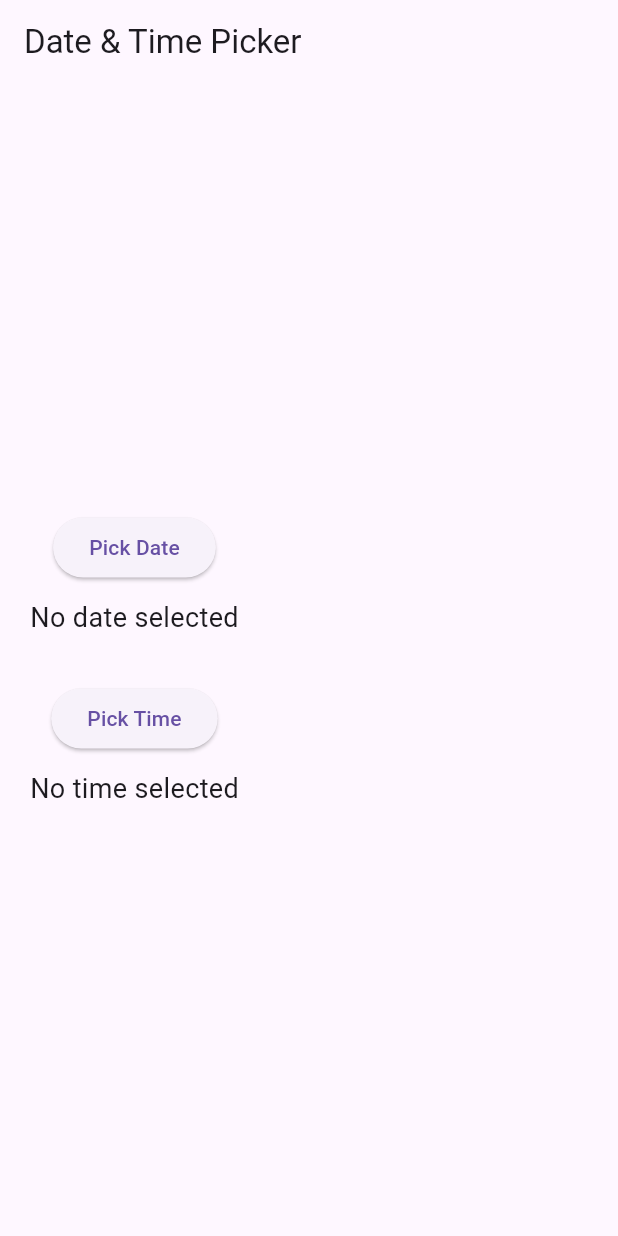
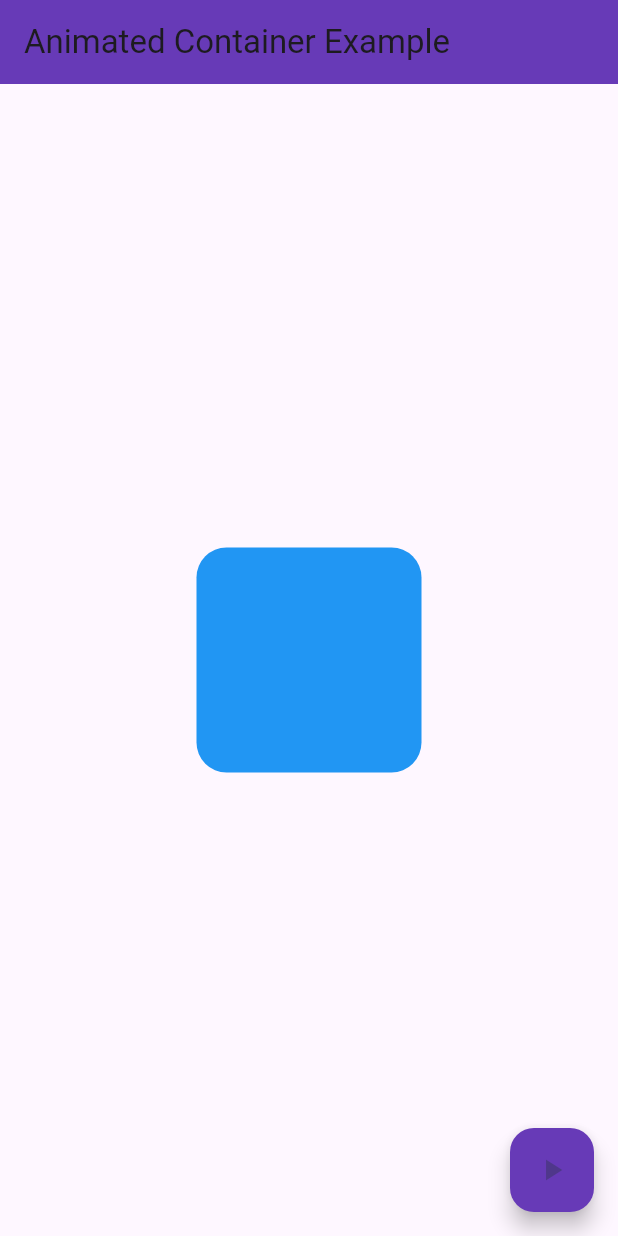
Before and after one commit to noobarafat/MAD_TrackerSheet, a Flutter app: the screen it shows after launch, on a phone screen of 412 x 824 dp. Run offline on Flutter 3.47's test engine with Material 3 defaults, Android fonts, the phone set to English and light mode, and no system bars.

Commit message:
P16: Container Changes its size

```diff
--- a/lib/main.dart
+++ b/lib/main.dart
@@ -1,91 +1,74 @@
 import 'package:flutter/material.dart';
-import 'package:intl/intl.dart';
+import 'dart:math';
 
-void main() => runApp(DateTimePickerApp());
+void main() {
+  runApp(const AnimatedShapeApp());
+}
 
-class DateTimePickerApp extends StatelessWidget {
+class AnimatedShapeApp extends StatelessWidget {
+  const AnimatedShapeApp({super.key});
+
   @override
   Widget build(BuildContext context) {
     return MaterialApp(
+      title: 'Animated Container Demo',
       debugShowCheckedModeBanner: false,
-      title: 'Date & Time Picker',
-      theme: ThemeData(
-        primarySwatch: Colors.blue,
-      ),
-      home: DateTimePickerScreen(),
+      home: const AnimatedShapeScreen(),
     );
   }
 }
 
-class DateTimePickerScreen extends StatefulWidget {
+class AnimatedShapeScreen extends StatefulWidget {
+  const AnimatedShapeScreen({super.key});
+
   @override
-  _DateTimePickerScreenState createState() => _DateTimePickerScreenState();
+  State<AnimatedShapeScreen> createState() => _AnimatedShapeScreenState();
 }
 
-class _DateTimePickerScreenState extends State<DateTimePickerScreen> {
-  DateTime? selectedDate;
-  TimeOfDay? selectedTime;
+class _AnimatedShapeScreenState extends State<AnimatedShapeScreen> {
+  double _width = 150;
+  double _height = 150;
+  Color _color = Colors.blue;
+  BorderRadiusGeometry _borderRadius = BorderRadius.circular(20);
 
-  String get formattedDate => selectedDate != null
-      ? DateFormat.yMMMMd().format(selectedDate!)
-      : 'No date selected';
-
-  String get formattedTime => selectedTime != null
-      ? selectedTime!.format(context)
-      : 'No time selected';
-
-  Future<void> _pickDate() async {
-    final DateTime? date = await showDatePicker(
-      context: context,
-      initialDate: DateTime.now(),
-      firstDate: DateTime(2000),
-      lastDate: DateTime(2101),
-    );
-    if (date != null) {
-      setState(() {
-        selectedDate = date;
-      });
-    }
-  }
-
-  Future<void> _pickTime() async {
-    final TimeOfDay? time = await showTimePicker(
-      context: context,
-      initialTime: TimeOfDay.now(),
-    );
-    if (time != null) {
-      setState(() {
-        selectedTime = time;
-      });
-    }
+  void _changeShape() {
+    setState(() {
+      final random = Random();
+      _width = random.nextInt(200).toDouble() + 100;
+      _height = random.nextInt(200).toDouble() + 100;
+      _color = Color.fromRGBO(
+        random.nextInt(256),
+        random.nextInt(256),
+        random.nextInt(256),
+        1,
+      );
+      _borderRadius = BorderRadius.circular(random.nextInt(100).toDouble());
+    });
   }
 
   @override
   Widget build(BuildContext context) {
     return Scaffold(
       appBar: AppBar(
-        title: Text('Date & Time Picker'),
+        title: const Text('Animated Container Example'),
+        backgroundColor: Colors.deepPurple,
       ),
-      body: Padding(
-        padding: const EdgeInsets.all(20.0),
-        child: Column(
-          mainAxisAlignment: MainAxisAlignment.center,
-          children: [
-            ElevatedButton(
-              onPressed: _pickDate,
-              child: Text('Pick Date'),
-            ),
-            SizedBox(height: 10),
-            Text(formattedDate, style: TextStyle(fontSize: 18)),
-            SizedBox(height: 30),
-            ElevatedButton(
-              onPressed: _pickTime,
-              child: Text('Pick Time'),
-            ),
-            SizedBox(height: 10),
-            Text(formattedTime, style: TextStyle(fontSize: 18)),
-          ],
+      body: Center(
+        child: AnimatedContainer(
+          width: _width,
+          height: _height,
+          decoration: BoxDecoration(
+            color: _color,
+            borderRadius: _borderRadius,
+          ),
+          duration: const Duration(milliseconds: 800),
+          curve: Curves.easeInOut,
         ),
+      ),
+      floatingActionButton: FloatingActionButton(
+        onPressed: _changeShape,
+        backgroundColor: Colors.deepPurple,
+        child: const Icon(Icons.play_arrow),
       ),
     );
   }
```
